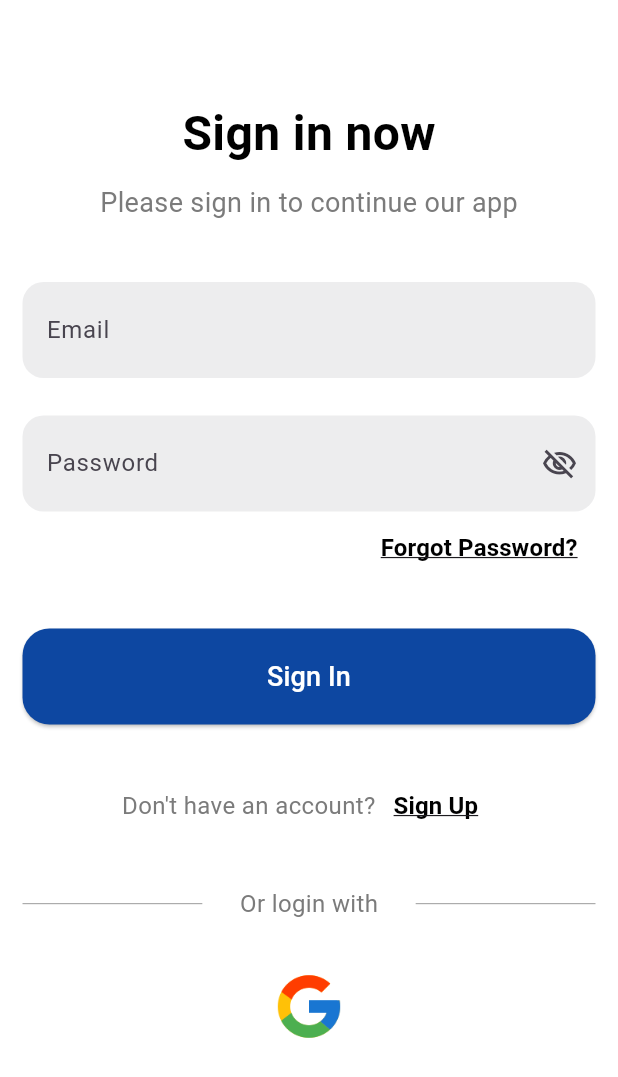
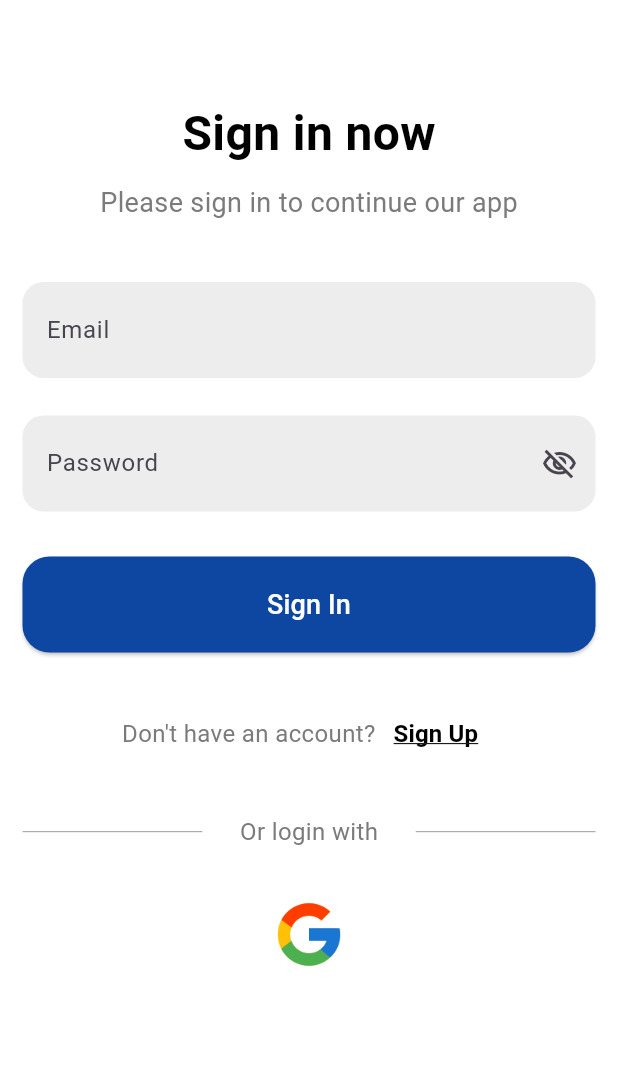
Before and after one commit to Pavito15/movilesProject, a Flutter app: the Signin screen opened directly, on a phone screen of 412 x 824 dp. Shown: the top 1077 px of the screen. Run offline on Flutter 3.47's test engine with Material 3 defaults, Android fonts, the light colour scheme and no system bars; our stand-ins replace cloud_firestore, custom_rating_bar, firebase_auth, firebase_core, firebase_messaging, firebase_storage and 2 more; missing offline and left inert: flutter_stripe; accounts and stored records are empty.

Commit message:
cambio en sign in

```diff
--- a/lib/screens/login/signin.dart
+++ b/lib/screens/login/signin.dart
@@ -191,20 +191,6 @@ class _SigninState extends State<Signin> {
                 controller: _passwordController,
                 isPassword: true,
               ),
-              Align(
-                alignment: Alignment.centerRight,
-                child: CustomTextButton(
-                  onPressed: () {
-                    Navigator.push(
-                      context,
-                      MaterialPageRoute(
-                        builder: (context) => const RecoveryPassword(),
-                      ),
-                    );
-                  },
-                  text: "Forgot Password?",
-                ),
-              ),
               if (_errorMessage != null)
                 Padding(
                   padding: const EdgeInsets.symmetric(vertical: 10),
```
